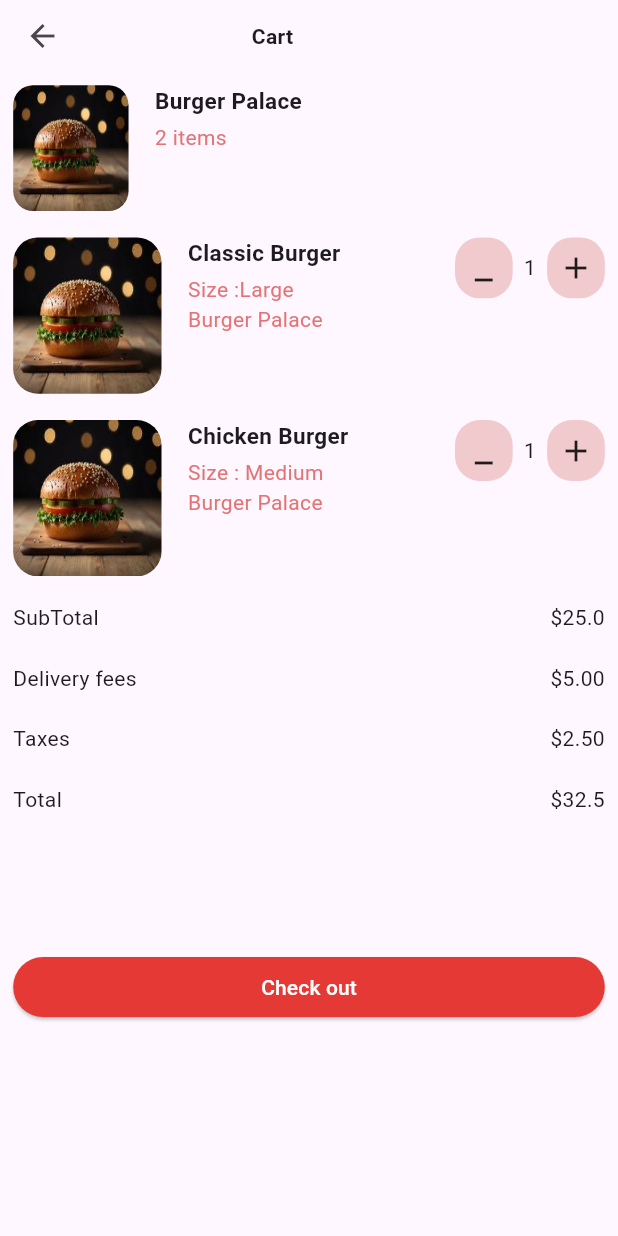
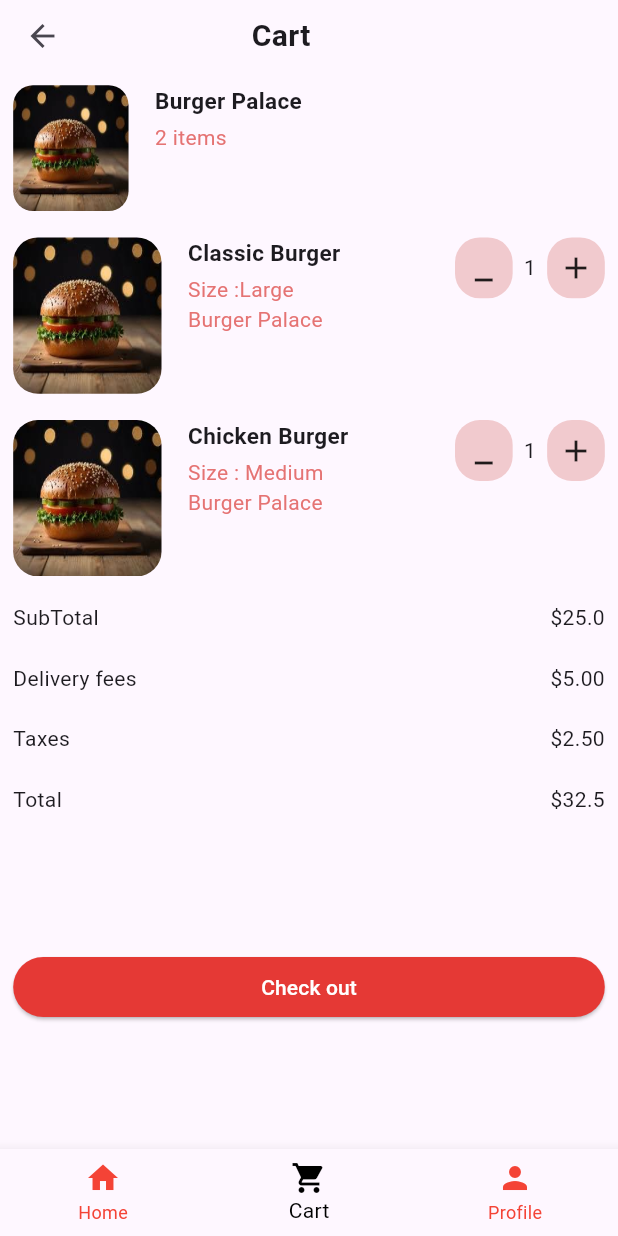
Before and after one commit to MohannedAshraf/Food_Delivery_Task, a Flutter app: the screen it shows after launch, after a tap on the "shopping cart" icon, on a phone screen of 412 x 824 dp. Run offline on Flutter 3.47's test engine with Material 3 defaults, Android fonts, the phone set to English and light mode, and no system bars; our stand-ins replace carousel_slider, get.

Commit message:
all  done

```diff
--- a/lib/Screens/home_screen.dart
+++ b/lib/Screens/home_screen.dart
@@ -2,7 +2,7 @@
 
 import 'package:carousel_slider/carousel_slider.dart';
 import 'package:flutter/material.dart';
-import 'package:food_delivery_app/Screens/checkout_screen.dart';
+import 'package:food_delivery_app/Screens/navigation_bar.dart';
 import 'package:food_delivery_app/core/utils/asset_image.dart';
 import 'package:food_delivery_app/core/functions/app_route.dart';
 import 'package:food_delivery_app/core/widgets/custom_button.dart';
@@ -31,7 +31,7 @@ class _HomeScreenState extends State<HomeScreen> {
         actions: [
           IconButton(
             onPressed: () {
-              AppRoute.navigateTo(CheckoutScreen());
+              AppRoute.navigateTo(MainNavigation(index: 1));
             },
             icon: Icon(Icons.shopping_cart_outlined),
           ),
--- a/lib/Screens/navigation_bar.dart
+++ b/lib/Screens/navigation_bar.dart
@@ -4,14 +4,15 @@ import 'home_screen.dart';
 import 'profile_screen.dart';
 
 class MainNavigation extends StatefulWidget {
-  const MainNavigation({super.key});
+  final int index;
+  const MainNavigation({super.key, this.index = 0});
 
   @override
   State<MainNavigation> createState() => _MainNavigationState();
 }
 
 class _MainNavigationState extends State<MainNavigation> {
-  int _currentIndex = 0;
+  late int _currentIndex;
 
   final List<Widget> _screens = [
     HomeScreen(),
@@ -20,12 +21,18 @@ class _MainNavigationState extends State<MainNavigation> {
   ];
 
   @override
+  void initState() {
+    super.initState();
+    _currentIndex = widget.index;
+  }
+
+  @override
   Widget build(BuildContext context) {
     return Scaffold(
       body: _screens[_currentIndex],
       bottomNavigationBar: BottomNavigationBar(
         currentIndex: _currentIndex,
-        selectedItemColor: Colors.black, // اللون لما يتحدد
+        selectedItemColor: Colors.black,
         unselectedItemColor: Colors.red,
         onTap: (index) {
           setState(() {
@@ -33,12 +40,12 @@ class _MainNavigationState extends State<MainNavigation> {
           });
         },
         items: const [
-          BottomNavigationBarItem(icon: Icon(Icons.home), label: 'home'),
+          BottomNavigationBarItem(icon: Icon(Icons.home), label: 'Home'),
           BottomNavigationBarItem(
             icon: Icon(Icons.shopping_cart),
-            label: 'cart',
+            label: 'Cart',
           ),
-          BottomNavigationBarItem(icon: Icon(Icons.person), label: ' profile'),
+          BottomNavigationBarItem(icon: Icon(Icons.person), label: 'Profile'),
         ],
       ),
     );
--- a/lib/core/widgets/custom_appbar.dart
+++ b/lib/core/widgets/custom_appbar.dart
@@ -21,7 +21,7 @@ class CustomAppbar extends StatelessWidget implements PreferredSizeWidget {
           SizedBox(width: DeviceWidthHeight.perentageOfWidth(105)),
           Text(
             title,
-            style: TextStyle(fontWeight: FontWeight.w700),
+            style: TextStyle(fontWeight: FontWeight.bold, fontSize: 20),
             textAlign: TextAlign.center,
           ),
         ],
```
